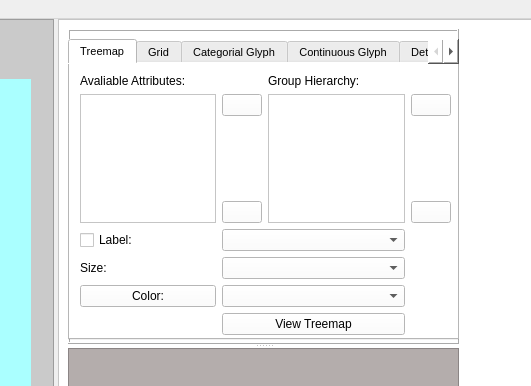
Before: the Qt Designer form src/view/main_screen.ui in andersonmarques/py_treemap_glyph, drawn with Qt 5; both pictures show x 590 to 1121 and y 0 to 386 of the 1297 by 839 pixel window.
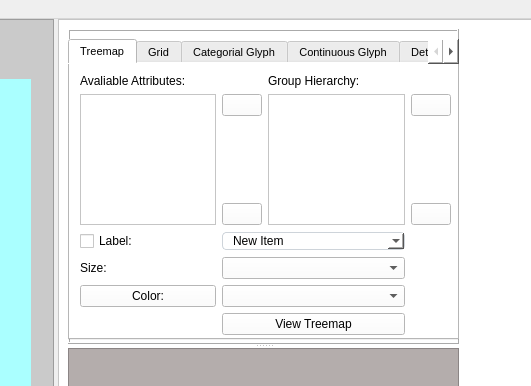
After: the same form once the commit is applied.

Diff of the .ui file:
```diff
--- a/src/view/main_screen.ui
+++ b/src/view/main_screen.ui
@@ -213,7 +213,70 @@
             <widget class="QComboBox" name="comboBox_2"/>
            </item>
            <item row="5" column="1" colspan="2">
-            <widget class="QComboBox" name="comboBox"/>
+            <widget class="QComboBox" name="comboBox">
+             <property name="styleSheet">
+              <string notr="true">/* Style for the QComboBox */
+#comboBox{
+	border: 1px solid #ced4da;
+	border-radius: 4px;
+	padding-left: 10px;
+}
+
+/* style for drop down arrow*/
+#comboBox::down-arrow{
+	width: 12px;
+	height: 12px;
+	margin-right: 15px;
+}
+
+
+/* style for QComboBox after select menu*/
+#comboBox:on{
+	border: 4px solid #c2bdfe;
+}
+
+/* style for list menu */
+#comboBox QListview{
+	font-size: 12px;
+	border: 1px solid rgba(0,0,0,10%);
+	padding:5px;
+	background-color: #c2bdfe;
+	outline: 0px;
+}
+
+/* style for list items */
+#comboBox QListView:item{
+	padding-left: 10px;
+	background-color: #fff;
+	color: black;
+}
+
+#comboBox QListView:item:hover{
+	background-color: #f0f8ff;
+	color: black;
+}
+
+#comboBOx QListView::item:selected{
+	background-color: #1e90ff;
+	color: white;
+}</string>
+             </property>
+             <item>
+              <property name="text">
+               <string>New Item</string>
+              </property>
+             </item>
+             <item>
+              <property name="text">
+               <string>New Item</string>
+              </property>
+             </item>
+             <item>
+              <property name="text">
+               <string>New Item</string>
+              </property>
+             </item>
+            </widget>
            </item>
            <item row="1" column="0" rowspan="3">
             <widget class="QListWidget" name="list_widget_attribute_treemap"/>
```
Left out of the diff: 8 changed lines with no effect on the pictures.
